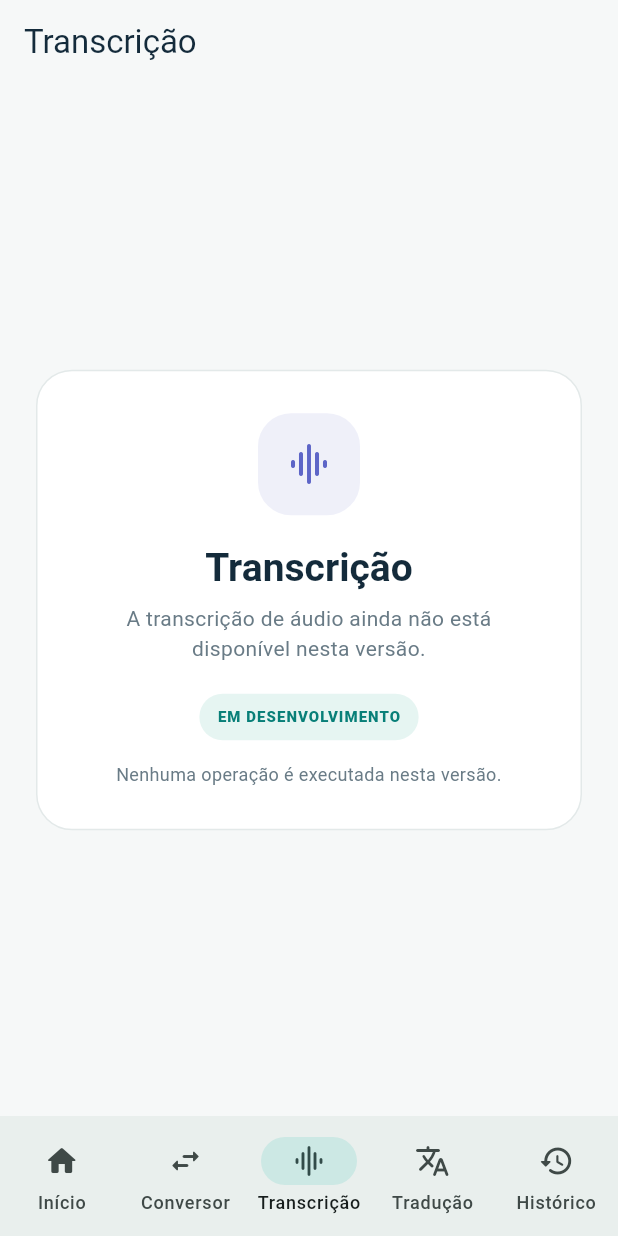
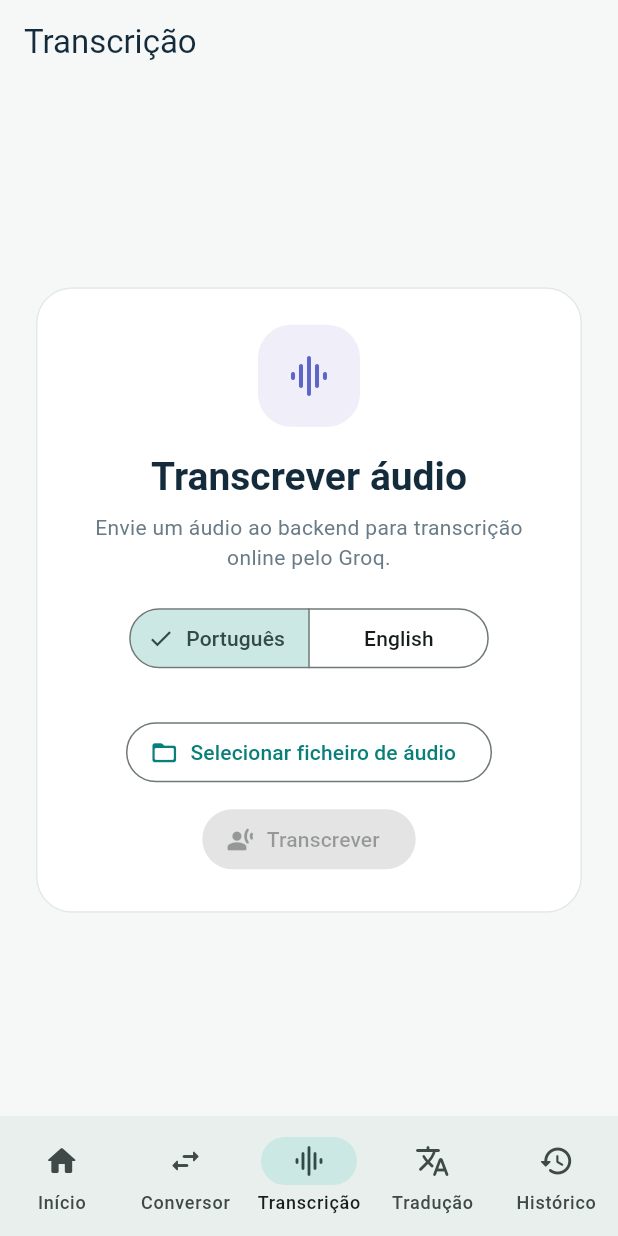
Before and after one commit to albinotchali1-oss/voztexto_ai, a Flutter app: the screen it shows after launch, item 3 of the bottom bar chosen, on a phone screen of 412 x 824 dp. Run offline on Flutter 3.47's test engine with Material 3 defaults, Android fonts, the phone set to English and light mode, and no system bars; our stand-ins replace file_picker, image_picker, material_ui, shared_preferences; missing offline and left inert: ffmpeg_kit_flutter_new_audio.

Commit message:
Adiciona backend em FastAPI para transcrição de áudio com Groq
- Cria estrutura inicial do projeto com arquivos de configuração e README.
- Implementa endpoints para verificação de saúde e transcrição de áudio.
- Adiciona validações para formatos de arquivo e idiomas suportados.
- Implementa serviço de comunicação com a API Groq.
- Adiciona tratamento de erros para limites gratuitos e falhas de autenticação.
- Cria modelos de dados para a resposta da transcrição.
- Adiciona interface Flutter para seleção de arquivos e exibição de transcrições.

```diff
--- /dev/null
+++ b/lib/features/transcription/models/transcription_result.dart
@@ -0,0 +1,19 @@
+class TranscriptionResult {
+  const TranscriptionResult({
+    required this.transcription,
+    required this.language,
+    required this.model,
+  });
+
+  final String transcription;
+  final String language;
+  final String model;
+
+  factory TranscriptionResult.fromJson(Map<String, dynamic> json) {
+    return TranscriptionResult(
+      transcription: json['transcription'] as String,
+      language: json['language'] as String,
+      model: json['model'] as String,
+    );
+  }
+}
--- a/lib/features/transcription/presentation/transcription_page.dart
+++ b/lib/features/transcription/presentation/transcription_page.dart
@@ -1,13 +1,10 @@
 import 'package:material_ui/material_ui.dart';
 
-import '../../../shared/models/app_section.dart';
-import '../../../shared/widgets/feature_placeholder_page.dart';
+import '../screens/transcription_screen.dart';
 
 class TranscriptionPage extends StatelessWidget {
   const TranscriptionPage({super.key});
 
   @override
-  Widget build(BuildContext context) => const FeaturePlaceholderPage(
-        section: AppSection.transcription,
-      );
+  Widget build(BuildContext context) => const TranscriptionScreen();
 }
--- /dev/null
+++ b/lib/features/transcription/screens/transcription_screen.dart
@@ -0,0 +1,200 @@
+import 'dart:io';
+
+import 'package:file_picker/file_picker.dart';
+import 'package:material_ui/material_ui.dart';
+
+import '../../../../core/constants/app_colors.dart';
+import '../services/transcription_service.dart';
+
+class TranscriptionScreen extends StatefulWidget {
+  const TranscriptionScreen({super.key});
+
+  @override
+  State<TranscriptionScreen> createState() => _TranscriptionScreenState();
+}
+
+class _TranscriptionScreenState extends State<TranscriptionScreen> {
+  final _transcriptionService = TranscriptionService();
+  File? _selectedFile;
+  String _language = 'pt';
+  String? _transcription;
+  String? _errorMessage;
+  bool _isTranscribing = false;
+
+  Future<void> _selectFile() async {
+    final result = await FilePicker.platform.pickFiles(
+      type: FileType.custom,
+      allowedExtensions: const ['flac', 'mp3', 'mp4', 'mpeg', 'mpga', 'm4a', 'ogg', 'wav', 'webm'],
+    );
+    if (result == null || result.files.single.path == null) return;
+
+    setState(() {
+      _selectedFile = File(result.files.single.path!);
+      _transcription = null;
+      _errorMessage = null;
+    });
+  }
+
+  Future<void> _transcribe() async {
+    final file = _selectedFile;
+    if (file == null || _isTranscribing) return;
+
+    setState(() {
+      _isTranscribing = true;
+      _transcription = null;
+      _errorMessage = null;
+    });
+
+    try {
+      final result = await _transcriptionService.transcribe(
+        file: file,
+        language: _language,
+      );
+      if (!mounted) return;
+      setState(() {
+        _transcription = result.transcription;
+        _isTranscribing = false;
+      });
+    } on TranscriptionException catch (error) {
+      if (!mounted) return;
+      setState(() {
+        _errorMessage = error.message;
+        _isTranscribing = false;
+      });
+    } catch (_) {
+      if (!mounted) return;
+      setState(() {
+        _errorMessage = 'Não foi possível concluir a transcrição.';
+        _isTranscribing = false;
+      });
+    }
+  }
+
+  String _formatSize(File file) {
+    final bytes = file.lengthSync();
+    if (bytes < 1024 * 1024) return '${(bytes / 1024).toStringAsFixed(1)} KB';
+    return '${(bytes / (1024 * 1024)).toStringAsFixed(1)} MB';
+  }
+
+  @override
+  Widget build(BuildContext context) {
+    return Center(
+      child: SingleChildScrollView(
+        padding: const EdgeInsets.all(24),
+        child: ConstrainedBox(
+          constraints: const BoxConstraints(maxWidth: 480),
+          child: Container(
+            width: double.infinity,
+            padding: const EdgeInsets.all(24),
+            decoration: BoxDecoration(
+              color: AppColors.white,
+              borderRadius: BorderRadius.circular(24),
+              border: Border.all(color: AppColors.border),
+            ),
+            child: Column(
+              mainAxisSize: MainAxisSize.min,
+              children: [
+                Container(
+                  width: 68,
+                  height: 68,
+                  decoration: BoxDecoration(
+                    color: const Color(0xFFEFEEF9),
+                    borderRadius: BorderRadius.circular(22),
+                  ),
+                  child: const Icon(Icons.graphic_eq_rounded, color: Color(0xFF5D65C7), size: 32),
+                ),
+                const SizedBox(height: 18),
+                Text('Transcrever áudio', style: Theme.of(context).textTheme.headlineSmall, textAlign: TextAlign.center),
+                const SizedBox(height: 8),
+                const Text(
+                  'Envie um áudio ao backend para transcrição online pelo Groq.',
+                  style: TextStyle(color: AppColors.muted, height: 1.45),
+                  textAlign: TextAlign.center,
+                ),
+                const SizedBox(height: 20),
+                SegmentedButton<String>(
+                  segments: const [
+                    ButtonSegment(value: 'pt', label: Text('Português')),
+                    ButtonSegment(value: 'en', label: Text('English')),
+                  ],
+                  selected: {_language},
+                  onSelectionChanged: _isTranscribing
+                      ? null
+                      : (values) => setState(() {
+                            _language = values.first;
+                            _transcription = null;
+                          }),
+                ),
+                const SizedBox(height: 14),
+                if (_selectedFile case final file?)
+                  Container(
+                    width: double.infinity,
+                    padding: const EdgeInsets.all(14),
+                    decoration: BoxDecoration(
+                      color: AppColors.canvas,
+                      borderRadius: BorderRadius.circular(14),
+                      border: Border.all(color: AppColors.border),
+                    ),
+                    child: Row(
+                      children: [
+                        const Icon(Icons.audio_file_rounded, color: Color(0xFF5D65C7)),
+                        const SizedBox(width: 10),
+                        Expanded(
+                          child: Column(
+                            crossAxisAlignment: CrossAxisAlignment.start,
+                            children: [
+                              Text(file.path.split(Platform.pathSeparator).last, maxLines: 2, overflow: TextOverflow.ellipsis, style: const TextStyle(fontWeight: FontWeight.w700)),
+                              const SizedBox(height: 4),
+                              Text(_formatSize(file), style: const TextStyle(color: AppColors.muted, fontSize: 12)),
+                            ],
+                          ),
+                        ),
+                      ],
+                    ),
+                  ),
+                const SizedBox(height: 14),
+                OutlinedButton.icon(
+                  onPressed: _isTranscribing ? null : _selectFile,
+                  icon: const Icon(Icons.folder_open_rounded, size: 19),
+                  label: Text(_selectedFile == null ? 'Selecionar ficheiro de áudio' : 'Trocar ficheiro'),
+                ),
+                const SizedBox(height: 10),
+                FilledButton.icon(
+                  onPressed: _selectedFile == null || _isTranscribing ? null : _transcribe,
+                  icon: const Icon(Icons.transcribe_rounded, size: 19),
+                  label: const Text('Transcrever'),
+                ),
+                if (_isTranscribing) ...[
+                  const SizedBox(height: 18),
+                  const LinearProgressIndicator(),
+                  const SizedBox(height: 8),
+                  const Text('A enviar e transcrever o áudio...', style: TextStyle(color: AppColors.muted, fontSize: 12)),
+                ],
+                if (_errorMessage != null) ...[
+                  const SizedBox(height: 14),
+                  Text(_errorMessage!, style: const TextStyle(color: Colors.red, fontSize: 12), textAlign: TextAlign.center),
+                ],
+                if (_transcription != null) ...[
+                  const SizedBox(height: 18),
+                  Container(
+                    width: double.infinity,
+                    padding: const EdgeInsets.all(14),
+                    decoration: BoxDecoration(color: AppColors.tealLight, borderRadius: BorderRadius.circular(14)),
+                    child: Column(
+                      crossAxisAlignment: CrossAxisAlignment.start,
+                      children: [
+                        const Text('Transcrição', style: TextStyle(color: AppColors.ink, fontWeight: FontWeight.w700)),
+                        const SizedBox(height: 8),
+                        SelectableText(_transcription!, style: const TextStyle(color: AppColors.ink, height: 1.45)),
+                      ],
+                    ),
+                  ),
+                ],
+              ],
+            ),
+          ),
+        ),
+      ),
+    );
+  }
+}
--- a/lib/shared/models/app_section.dart
+++ b/lib/shared/models/app_section.dart
@@ -31,7 +31,7 @@ enum AppSection {
         AppSection.converter =>
           'A conversão de arquivos ainda não está disponível nesta versão.',
         AppSection.transcription =>
-          'A transcrição de áudio ainda não está disponível nesta versão.',
+          'Transcreva áudio online utilizando Groq Whisper Large V3 Turbo.',
         AppSection.translation =>
           'A tradução de textos ainda não está disponível nesta versão.',
         AppSection.history =>
```
Also changed, not shown: lib/features/converter/screens/converter_screen.dart (+0 -9 lines), lib/features/converter/services/audio_storage_service.dart (+11 -6 lines), lib/features/transcription/services/transcription_service.dart (added, +102 -0 lines), 16 other files.
